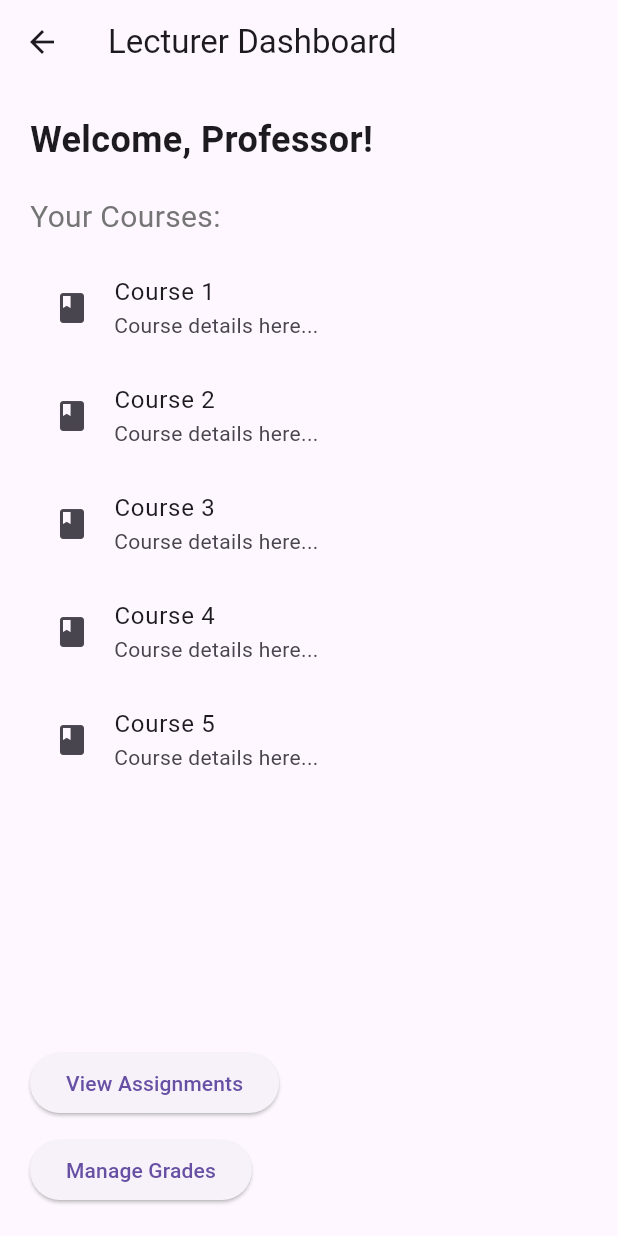
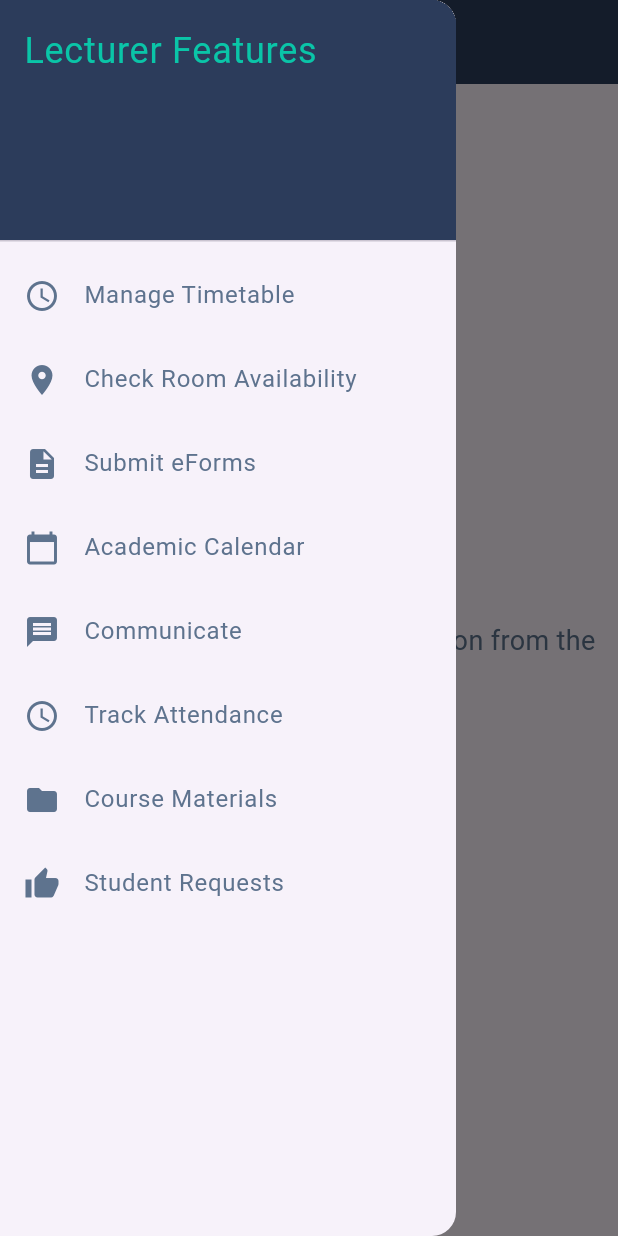
Before and after one commit to Archmalgam/Dart_Programming_Module, a Flutter app: the LecturerHomePage screen opened directly, with the side drawer open (before the commit the screen has no drawer), on a phone screen of 412 x 824 dp. Run offline on Flutter 3.47's test engine with Material 3 defaults, Android fonts, the phone set to English and light mode, and no system bars; our stand-ins replace cloud_firestore, firebase_core; accounts and stored records are empty.

Commit message:
Added drawer and created function file

```diff
--- /dev/null
+++ b/lib/Lecturer/Function/academic_calendar_page.dart
@@ -0,0 +1,11 @@
+import 'package:flutter/material.dart';
+
+class AcademicCalendarPage extends StatelessWidget {
+  @override
+  Widget build(BuildContext context) {
+    return Scaffold(
+      appBar: AppBar(title: Text('Manage Timetable')),
+      body: Center(child: Text('Timetable management functionality here')),
+    );
+  }
+}
--- /dev/null
+++ b/lib/Lecturer/Function/attendance_page.dart
@@ -0,0 +1,11 @@
+import 'package:flutter/material.dart';
+
+class AttendancePage extends StatelessWidget {
+  @override
+  Widget build(BuildContext context) {
+    return Scaffold(
+      appBar: AppBar(title: Text('Manage Timetable')),
+      body: Center(child: Text('Timetable management functionality here')),
+    );
+  }
+}
--- /dev/null
+++ b/lib/Lecturer/Function/course_materials_page.dart
@@ -0,0 +1,11 @@
+import 'package:flutter/material.dart';
+
+class CourseMaterialsPage extends StatelessWidget {
+  @override
+  Widget build(BuildContext context) {
+    return Scaffold(
+      appBar: AppBar(title: Text('Manage Timetable')),
+      body: Center(child: Text('Timetable management functionality here')),
+    );
+  }
+}
--- /dev/null
+++ b/lib/Lecturer/Function/forms_page.dart
@@ -0,0 +1,11 @@
+import 'package:flutter/material.dart';
+
+class FormsPage extends StatelessWidget {
+  @override
+  Widget build(BuildContext context) {
+    return Scaffold(
+      appBar: AppBar(title: Text('Manage Timetable')),
+      body: Center(child: Text('Timetable management functionality here')),
+    );
+  }
+}
--- /dev/null
+++ b/lib/Lecturer/Function/messaging_page.dart
@@ -0,0 +1,11 @@
+import 'package:flutter/material.dart';
+
+class MessagingPage extends StatelessWidget {
+  @override
+  Widget build(BuildContext context) {
+    return Scaffold(
+      appBar: AppBar(title: Text('Manage Timetable')),
+      body: Center(child: Text('Timetable management functionality here')),
+    );
+  }
+}
--- /dev/null
+++ b/lib/Lecturer/Function/room_availability_page.dart
@@ -0,0 +1,11 @@
+import 'package:flutter/material.dart';
+
+class RoomAvailabilityPage extends StatelessWidget {
+  @override
+  Widget build(BuildContext context) {
+    return Scaffold(
+      appBar: AppBar(title: Text('Manage Timetable')),
+      body: Center(child: Text('Timetable management functionality here')),
+    );
+  }
+}
--- /dev/null
+++ b/lib/Lecturer/Function/student_requests_page.dart
@@ -0,0 +1,11 @@
+import 'package:flutter/material.dart';
+
+class StudentRequestsPage extends StatelessWidget {
+  @override
+  Widget build(BuildContext context) {
+    return Scaffold(
+      appBar: AppBar(title: Text('Manage Timetable')),
+      body: Center(child: Text('Timetable management functionality here')),
+    );
+  }
+}
--- /dev/null
+++ b/lib/Lecturer/Function/timetable_page.dart
@@ -0,0 +1,11 @@
+import 'package:flutter/material.dart';
+
+class TimetablePage extends StatelessWidget {
+  @override
+  Widget build(BuildContext context) {
+    return Scaffold(
+      appBar: AppBar(title: Text('Manage Timetable')),
+      body: Center(child: Text('Timetable management functionality here')),
+    );
+  }
+}
--- a/lib/Lecturer/LecturerHomePage.dart
+++ b/lib/Lecturer/LecturerHomePage.dart
@@ -1,125 +1,31 @@
 import 'package:flutter/material.dart';
+import 'drawer_navigation.dart';
 
 class LecturerHomePage extends StatelessWidget {
   @override
   Widget build(BuildContext context) {
     return Scaffold(
       appBar: AppBar(
-        title: Text('Lecturer Dashboard'),
+        title: Text(
+          'Lecturer Dashboard',
+          style: TextStyle(
+            color: Color(0xFF0AC5A8), // Teal for header text
+            fontSize: 24,
+          ),
+        ),
+        backgroundColor: Color(0xFF2C3C5B), // Dark Blue for AppBar background
       ),
-      body: Container(
-        padding: EdgeInsets.all(20.0),
-        child: Column(
-          crossAxisAlignment: CrossAxisAlignment.start,
-          children: <Widget>[
-            Text(
-              'Welcome, Professor!',
-              style: TextStyle(
-                fontSize: 24,
-                fontWeight: FontWeight.bold,
-              ),
-            ),
-            SizedBox(height: 20),
-            Text(
-              'Your Courses:',
-              style: TextStyle(
-                fontSize: 20,
-                color: Colors.grey[600],
-              ),
-            ),
-            SizedBox(height: 10),
-            Expanded(
-              child: ListView.builder(
-                itemCount: 5, // Assuming there are 5 courses for the example
-                itemBuilder: (context, index) {
-                  return ListTile(
-                    leading: Icon(Icons.book),
-                    title: Text('Course ${index + 1}'),
-                    subtitle: Text('Course details here...'),
-                    onTap: () {
-                      // Navigate to course details page
-                      Navigator.push(
-                        context,
-                        MaterialPageRoute(builder: (context) => CourseDetailPage(courseId: index)),
-                      );
-                    },
-                  );
-                },
-              ),
-            ),
-            ElevatedButton(
-              onPressed: () {
-                // Logic to view all assignments
-                Navigator.push(
-                  context,
-                  MaterialPageRoute(builder: (context) => AssignmentsPage()),
-                );
-              },
-              child: Text('View Assignments'),
-            ),
-            SizedBox(height: 10),
-            ElevatedButton(
-              onPressed: () {
-                // Logic to manage student grades
-                Navigator.push(
-                  context,
-                  MaterialPageRoute(builder: (context) => GradesPage()),
-                );
-              },
-              child: Text('Manage Grades'),
-            ),
-          ],
+      drawer: DrawerNavigation(),
+      body: Center(
+        child: Text(
+          'Welcome, Professor! Select an option from the menu.',
+          style: TextStyle(
+            color: Color(0xFF5E738E), // Grey Blue for body text
+            fontSize: 18, // Slightly larger font for readability
+          ),
+          textAlign: TextAlign.center, // Center the text in the body
         ),
       ),
     );
   }
 }
-
-// Placeholder widget for course details
-class CourseDetailPage extends StatelessWidget {
-  final int courseId;
-
-  CourseDetailPage({required this.courseId});
-
-  @override
-  Widget build(BuildContext context) {
-    return Scaffold(
-      appBar: AppBar(
-        title: Text('Course Details'),
-      ),
-      body: Center(
-        child: Text('Details for Course $courseId'),
-      ),
-    );
-  }
-}
-
-// Placeholder widget for assignments page
-class AssignmentsPage extends StatelessWidget {
-  @override
-  Widget build(BuildContext context) {
-    return Scaffold(
-      appBar: AppBar(
-        title: Text('Assignments'),
-      ),
-      body: Center(
-        child: Text('List of assignments goes here'),
-      ),
-    );
-  }
-}
-
-// Placeholder widget for grades management page
-class GradesPage extends StatelessWidget {
-  @override
-  Widget build(BuildContext context) {
-    return Scaffold(
-      appBar: AppBar(
-        title: Text('Manage Grades'),
-      ),
-      body: Center(
-        child: Text('Student grades management interface goes here'),
-      ),
-    );
-  }
-}
--- /dev/null
+++ b/lib/Lecturer/drawer_navigation.dart
@@ -0,0 +1,101 @@
+import 'package:flutter/material.dart';
+import 'Function/timetable_page.dart';
+import 'Function/room_availability_page.dart';
+import 'Function/forms_page.dart';
+import 'Function/academic_calendar_page.dart';
+import 'Function/messaging_page.dart';
+import 'Function/attendance_page.dart';
+import 'Function/course_materials_page.dart';
+import 'Function/student_requests_page.dart';
+
+class DrawerNavigation extends StatelessWidget {
+  @override
+  Widget build(BuildContext context) {
+    return Drawer(
+      child: ListView(
+        padding: EdgeInsets.zero,
+        children: <Widget>[
+          DrawerHeader(
+            decoration: BoxDecoration(
+              color: Color(0xFF2C3C5B), // Dark Blue for the header background
+            ),
+            child: Text(
+              'Lecturer Features',
+              style: TextStyle(color: Color(0xFF0AC5A8), fontSize: 24), // Teal for header text
+            ),
+          ),
+          _createDrawerItem(
+            icon: Icons.schedule,
+            text: 'Manage Timetable',
+            onTap: () => Navigator.push(context, MaterialPageRoute(builder: (context) => TimetablePage())),
+            iconColor: Color(0xFF5E738E), // Grey Blue for icons
+            textColor: Color(0xFF5E738E), // Grey Blue for text
+          ),
+          _createDrawerItem(
+            icon: Icons.room,
+            text: 'Check Room Availability',
+            onTap: () => Navigator.push(context, MaterialPageRoute(builder: (context) => RoomAvailabilityPage())),
+            iconColor: Color(0xFF5E738E), // Grey Blue for icons
+            textColor: Color(0xFF5E738E), // Grey Blue for text
+          ),
+          _createDrawerItem(
+            icon: Icons.description,
+            text: 'Submit eForms',
+            onTap: () => Navigator.push(context, MaterialPageRoute(builder: (context) => FormsPage())),
+            iconColor: Color(0xFF5E738E), // Grey Blue for icons
+            textColor: Color(0xFF5E738E), // Grey Blue for text
+          ),
+          _createDrawerItem(
+            icon: Icons.calendar_today,
+            text: 'Academic Calendar',
+            onTap: () => Navigator.push(context, MaterialPageRoute(builder: (context) => AcademicCalendarPage())),
+            iconColor: Color(0xFF5E738E), // Grey Blue for icons
+            textColor: Color(0xFF5E738E), // Grey Blue for text
+          ),
+          _createDrawerItem(
+            icon: Icons.message,
+            text: 'Communicate',
+            onTap: () => Navigator.push(context, MaterialPageRoute(builder: (context) => MessagingPage())),
+            iconColor: Color(0xFF5E738E), // Grey Blue for icons
+            textColor: Color(0xFF5E738E), // Grey Blue for text
+          ),
+          _createDrawerItem(
+            icon: Icons.access_time,
+            text: 'Track Attendance',
+            onTap: () => Navigator.push(context, MaterialPageRoute(builder: (context) => AttendancePage())),
+            iconColor: Color(0xFF5E738E), // Grey Blue for icons
+            textColor: Color(0xFF5E738E), // Grey Blue for text
+          ),
+          _createDrawerItem(
+            icon: Icons.folder,
+            text: 'Course Materials',
+            onTap: () => Navigator.push(context, MaterialPageRoute(builder: (context) => CourseMaterialsPage())),
+            iconColor: Color(0xFF5E738E), // Grey Blue for icons
+            textColor: Color(0xFF5E738E), // Grey Blue for text
+          ),
+          _createDrawerItem(
+            icon: Icons.thumb_up,
+            text: 'Student Requests',
+            onTap: () => Navigator.push(context, MaterialPageRoute(builder: (context) => StudentRequestsPage())),
+            iconColor: Color(0xFF5E738E), // Grey Blue for icons
+            textColor: Color(0xFF5E738E), // Grey Blue for text
+          ),
+        ],
+      ),
+    );
+  }
+
+  Widget _createDrawerItem({
+    required IconData icon,
+    required String text,
+    required VoidCallback onTap,
+    required Color iconColor,
+    required Color textColor,
+  }) {
+    return ListTile(
+      leading: Icon(icon, color: iconColor),
+      title: Text(text, style: TextStyle(color: textColor)),
+      onTap: onTap,
+    );
+  }
+}
```
